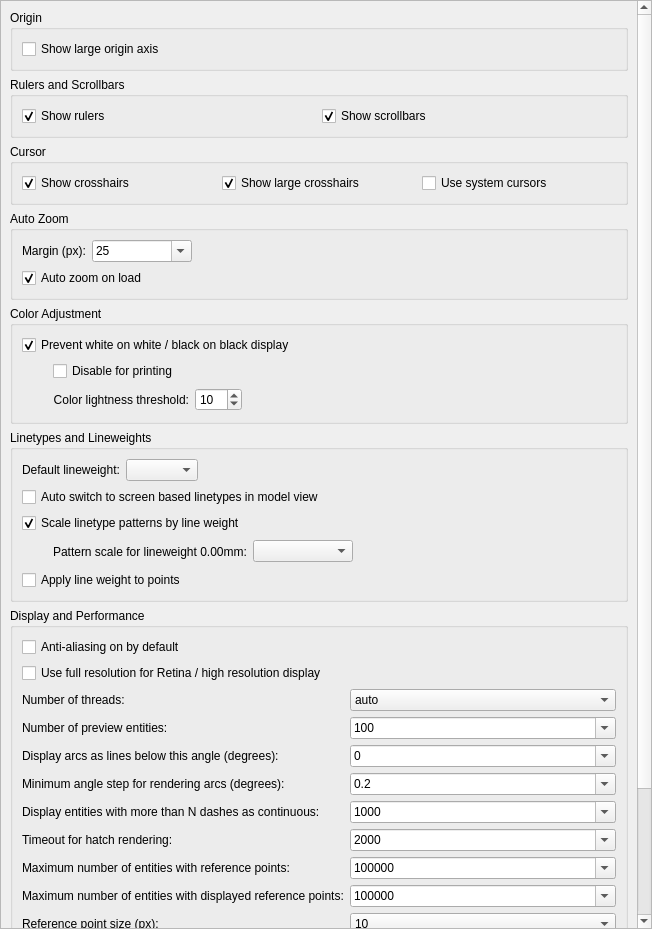
qcad/qcad, file scripts/Edit/AppPreferences/GraphicsViewPreferences/PreferencesPage.ui: the form before one commit.
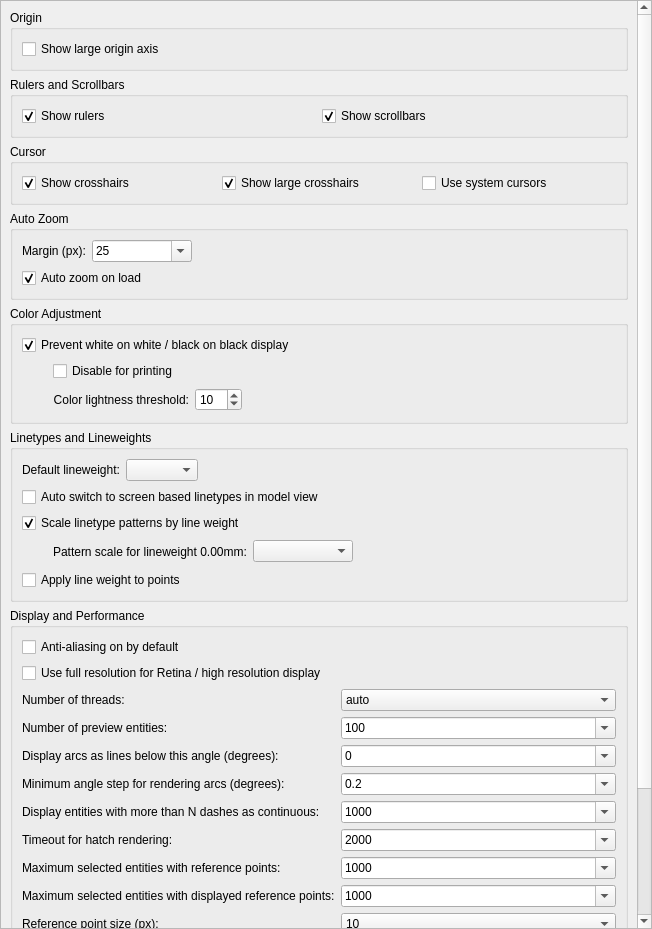
The form after the commit. Custom widgets are drawn as their Qt base class.

Commit message: fix translatable strings

```diff
--- a/scripts/Edit/AppPreferences/GraphicsViewPreferences/PreferencesPage.ui
+++ b/scripts/Edit/AppPreferences/GraphicsViewPreferences/PreferencesPage.ui
@@ -20,7 +20,7 @@
    <property name="geometry">
     <rect>
      <x>0</x>
-     <y>0</y>
+     <y>-241</y>
      <width>635</width>
      <height>1168</height>
     </rect>
@@ -439,6 +439,9 @@
        </item>
        <item row="2" column="1">
         <widget class="QComboBox" name="Threads">
+         <property name="currentText">
+          <string notr="true">auto</string>
+         </property>
          <item>
           <property name="text">
            <string>auto</string>
@@ -554,6 +557,9 @@
          <property name="editable">
           <bool>true</bool>
          </property>
+         <property name="currentText">
+          <string notr="true">100</string>
+         </property>
          <property name="currentIndex">
           <number>3</number>
          </property>
@@ -606,6 +612,9 @@
          <property name="editable">
           <bool>true</bool>
          </property>
+         <property name="currentText">
+          <string notr="true">0</string>
+         </property>
          <item>
           <property name="text">
            <string notr="true">0</string>
@@ -675,6 +684,9 @@
          <property name="editable">
           <bool>true</bool>
          </property>
+         <property name="currentText">
+          <string notr="true">0.2</string>
+         </property>
          <property name="currentIndex">
           <number>6</number>
          </property>
@@ -757,6 +769,9 @@
          <property name="editable">
           <bool>true</bool>
          </property>
+         <property name="currentText">
+          <string notr="true">1000</string>
+         </property>
          <property name="currentIndex">
           <number>1</number>
          </property>
@@ -799,6 +814,9 @@
          <property name="editable">
           <bool>true</bool>
          </property>
+         <property name="currentText">
+          <string notr="true">2000</string>
+         </property>
          <property name="currentIndex">
           <number>5</number>
          </property>
@@ -852,7 +870,7 @@
        <item row="8" column="0">
         <widget class="QLabel" name="label_9">
          <property name="text">
-          <string>Maximum number of entities with reference points:</string>
+          <string>Maximum selected entities with reference points:</string>
          </property>
         </widget>
        </item>
@@ -862,10 +880,10 @@
           <bool>true</bool>
          </property>
          <property name="currentText">
-          <string>100000</string>
+          <string notr="true">1000</string>
          </property>
          <property name="currentIndex">
-          <number>6</number>
+          <number>1</number>
          </property>
          <item>
           <property name="text">
@@ -928,6 +946,9 @@
        </item>
        <item row="10" column="1">
         <widget class="QComboBox" name="ReferencePointSize">
+         <property name="currentText">
+          <string notr="true">10</string>
+         </property>
          <property name="currentIndex">
           <number>6</number>
          </property>
@@ -1065,7 +1086,7 @@
        <item row="9" column="0">
         <widget class="QLabel" name="label_13">
          <property name="text">
-          <string>Maximum number of entities with displayed reference points:</string>
+          <string>Maximum selected entities with displayed reference points:</string>
          </property>
         </widget>
        </item>
@@ -1075,10 +1096,10 @@
           <bool>true</bool>
          </property>
          <property name="currentText">
-          <string>100000</string>
+          <string notr="true">1000</string>
          </property>
          <property name="currentIndex">
-          <number>6</number>
+          <number>1</number>
          </property>
          <item>
           <property name="text">
```
Left out of the diff: 3 changed lines with no effect on the pictures.
